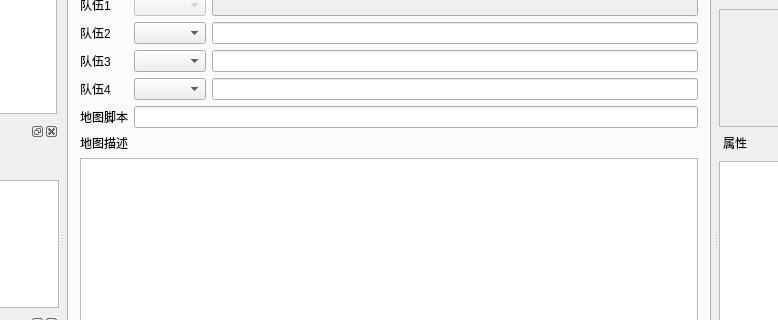
Before: the Qt Designer form WarChess/WarChess/ui/mainwindow.ui in weimingtom/fdux-slg-game, drawn with Qt 5; both pictures show x 215 to 993 and y 129 to 449 of the 1262 by 701 pixel window.
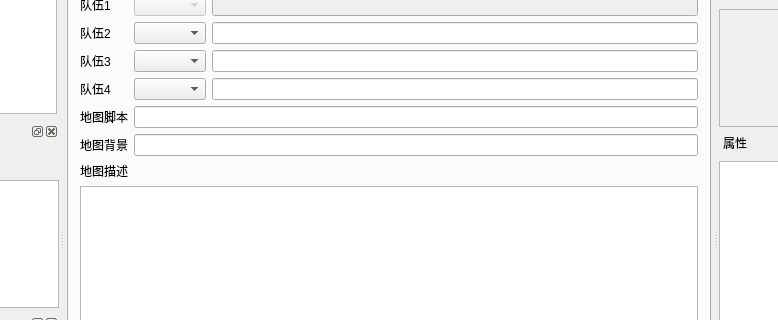
After: the same form once the commit is applied. The open tabs and pages were chosen to show the change. Icons and pictures are not drawn. Custom widgets are drawn as their Qt base class.

Commit message: 完成地图基本信息读取

Patch:
```diff
--- a/WarChess/WarChess/ui/mainwindow.ui
+++ b/WarChess/WarChess/ui/mainwindow.ui
@@ -152,6 +152,16 @@
           <item row="5" column="1">
            <widget class="QLineEdit" name="mapScript"/>
           </item>
+          <item row="6" column="0">
+           <widget class="QLabel" name="label_11">
+            <property name="text">
+             <string>地图背景</string>
+            </property>
+           </widget>
+          </item>
+          <item row="6" column="1">
+           <widget class="QLineEdit" name="mapBG"/>
+          </item>
          </layout>
         </item>
         <item>
```
Left out of the diff: 2 changed lines with no effect on the pictures. The commit also changes 2 other files.
